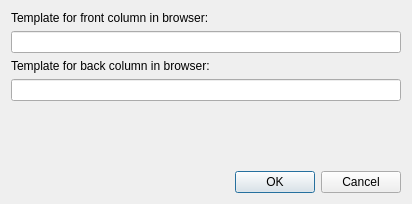
The window that designer/browserdisp.ui (ankitects/anki) describes before a commit, drawn with Qt 5.
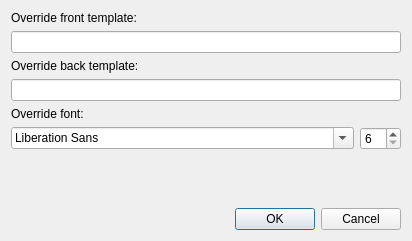
The same window after the commit.

Commit message: allow browser font customization on a per-template basis

What changed in the file:
```diff
--- a/designer/browserdisp.ui
+++ b/designer/browserdisp.ui
@@ -7,7 +7,7 @@
     <x>0</x>
     <y>0</y>
     <width>412</width>
-    <height>204</height>
+    <height>241</height>
    </rect>
   </property>
   <property name="windowTitle">
@@ -17,7 +17,7 @@
    <item>
     <widget class="QLabel" name="label">
      <property name="text">
-      <string>Template for front column in browser:</string>
+      <string>Override front template:</string>
      </property>
     </widget>
    </item>
@@ -27,13 +27,44 @@
    <item>
     <widget class="QLabel" name="label_2">
      <property name="text">
-      <string>Template for back column in browser:</string>
+      <string>Override back template:</string>
      </property>
     </widget>
    </item>
    <item>
     <widget class="QLineEdit" name="afmt"/>
    </item>
+   <item>
+    <widget class="QLabel" name="label_3">
+     <property name="text">
+      <string>Override font:</string>
+     </property>
+    </widget>
+   </item>
+   <item>
+    <layout class="QHBoxLayout" name="horizontalLayout">
+     <item>
+      <widget class="QFontComboBox" name="font">
+       <property name="sizePolicy">
+        <sizepolicy hsizetype="Preferred" vsizetype="Fixed">
+         <horstretch>5</horstretch>
+         <verstretch>0</verstretch>
+        </sizepolicy>
+       </property>
+      </widget>
+     </item>
+     <item>
+      <widget class="QSpinBox" name="fontSize">
+       <property name="minimum">
+        <number>6</number>
+       </property>
+       <property name="maximum">
+        <number>18</number>
+       </property>
+      </widget>
+     </item>
+    </layout>
+   </item>
    <item>
     <spacer name="verticalSpacer">
      <property name="orientation">
```
Left out of the diff: 4 changed lines with no effect on the pictures. The commit also changes 3 other files.
